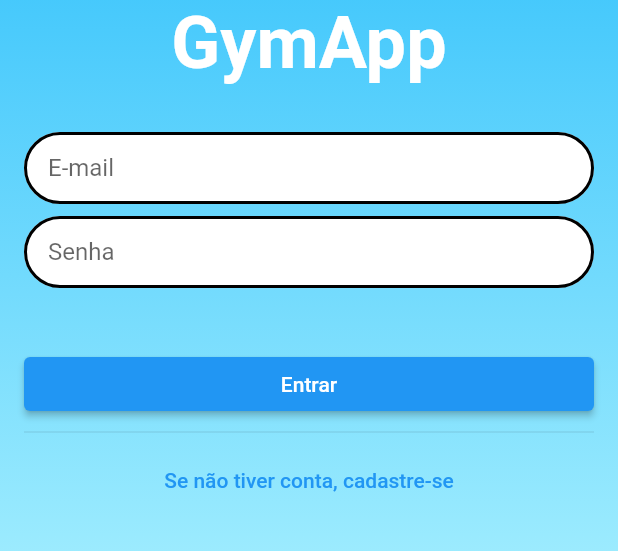
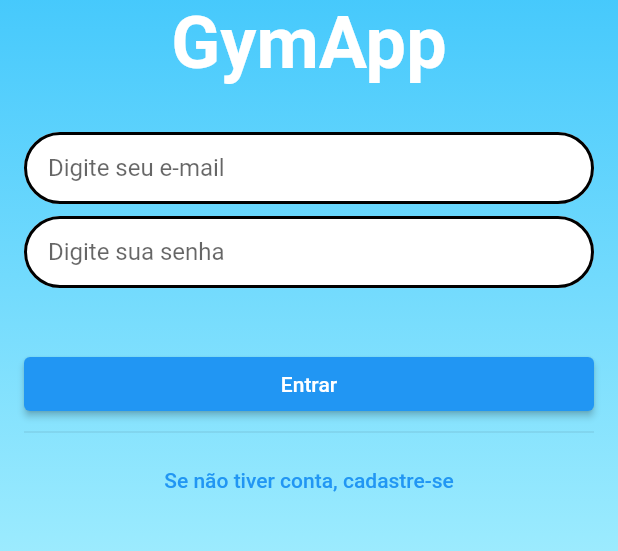
Before and after one commit to danieldfr/flutter_gymapp, a Flutter app: the screen it shows after launch, on a phone screen of 412 x 824 dp, the part 456-1007 px from its top. Run offline on Flutter 3.47's test engine with Material 2 defaults, Android fonts, the phone set to English and light mode, and no system bars.

Commit message:
alterado labels dos campos de autenticação e cadastro

```diff
--- a/lib/telas/autenticacao_tela.dart
+++ b/lib/telas/autenticacao_tela.dart
@@ -57,7 +57,7 @@ class _AutenticacaoTelaState extends State<AutenticacaoTela> {
                       ),
                       const SizedBox(height: 32),
                       TextFormField(
-                        decoration: getAuthenticationInputDecoration("E-mail"),
+                        decoration: getAuthenticationInputDecoration("Digite seu e-mail"),
                         validator: (String? value) {
                           if (value == null) {
                             return "O e-mail não pode ser vazio.";
@@ -73,7 +73,7 @@ class _AutenticacaoTelaState extends State<AutenticacaoTela> {
                       ),
                       const SizedBox(height: 8),
                       TextFormField(
-                        decoration: getAuthenticationInputDecoration("Senha"),
+                        decoration: getAuthenticationInputDecoration("Digite sua senha"),
                         obscureText: true,
                         validator: (String? value) {
                           if (value == null) {
@@ -92,7 +92,7 @@ class _AutenticacaoTelaState extends State<AutenticacaoTela> {
                           children: [
                             TextFormField(
                               decoration: getAuthenticationInputDecoration(
-                                  "Confirme a senha"),
+                                  "Confirme sua senha"),
                               obscureText: true,
                               validator: (String? value) {
                                 if (value == null) {
@@ -107,7 +107,7 @@ class _AutenticacaoTelaState extends State<AutenticacaoTela> {
                             const SizedBox(height: 8),
                             TextFormField(
                               decoration:
-                                  getAuthenticationInputDecoration("Nome"),
+                                  getAuthenticationInputDecoration("Digite seu nome"),
                               validator: (String? value) {
                                 if (value == null) {
                                   return "O nome não pode ser vazio.";
```
